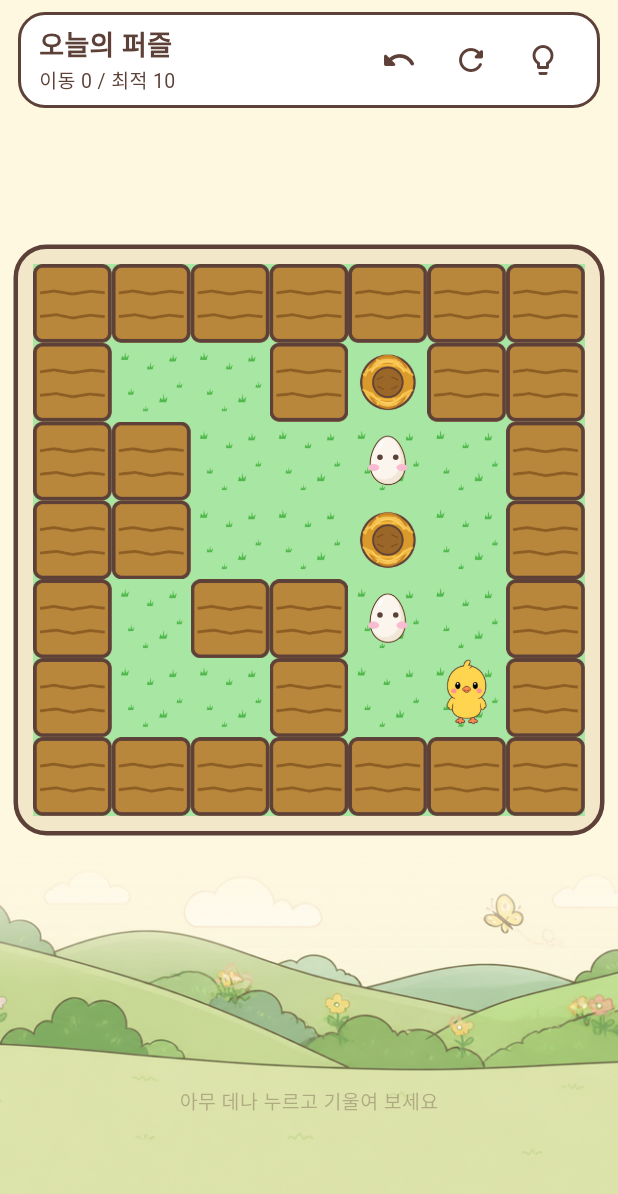
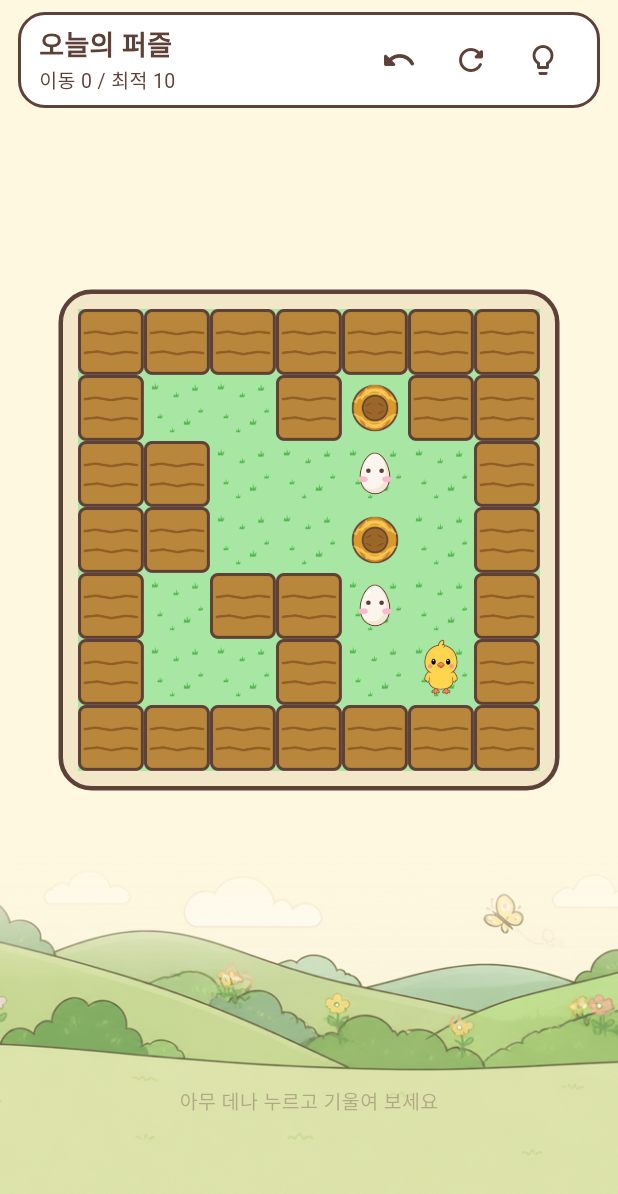
Before and after one commit to Yongminlee2/PiyakPush, a Flutter app: the DailyScreen screen opened directly, after a tap on "도전!", on a phone screen of 412 x 824 dp. Shown: the top 1194 px of the screen. Run offline on Flutter 3.47's test engine with Material 3 defaults, Android fonts, the phone set to English and light mode, and no system bars; our stand-ins replace audioplayers, shared_preferences; accounts and stored records are empty; Roboto replaces fonts that are missing (Jua).

Commit message:
방향키 위치 상향·타일 기준 크기 44 고정 + 조작 방식별 튜토리얼 문구

```diff
--- a/lib/ui/screens/game_screen.dart
+++ b/lib/ui/screens/game_screen.dart
@@ -155,7 +155,7 @@ class _GameScreenState extends State<GameScreen> {
     if (c.deadlocked) return S.deadlockHint;
     switch (widget.level.id) {
       case 'c1s01':
-        return S.tutorial1;
+        return widget.useDpad ? S.tutorial1Dpad : S.tutorial1;
       case 'c1s02':
         return S.tutorial2;
       case 'c1s03':
@@ -194,10 +194,13 @@ class _GameScreenState extends State<GameScreen> {
                               // 패널 안쪽 여백(10*2)과 화면 여백(12*2)을 뺀 뒤 나눈다
                               final avail = Size(
                                   box.maxWidth - 44, box.maxHeight - 44);
-                              final cell = (avail.width / b.width <
+                              // 기준 44 고정 — 판이 그보다 커서 안 들어갈 때만 줄인다.
+                              // (레벨마다 크기가 널뛰지 않게)
+                              final fit = (avail.width / b.width <
                                       avail.height / b.height)
                                   ? avail.width / b.width
                                   : avail.height / b.height;
+                              final cell = fit < 44.0 ? fit : 44.0;
                               return Center(
                                 child: Container(
                                   padding: const EdgeInsets.all(10),
@@ -209,7 +212,7 @@ class _GameScreenState extends State<GameScreen> {
                                   ),
                                   child: BoardView(
                                     board: b,
-                                    cellSize: cell.clamp(20.0, 96.0),
+                                    cellSize: cell.clamp(20.0, 44.0),
                                     chickMood: mood,
                                     hintMoves: _hintMoves,
                                     bumpDir: _bumpDir,
@@ -232,14 +235,18 @@ class _GameScreenState extends State<GameScreen> {
                       ],
                   ),
                 ),
-                SizedBox(
-                  height: 180,
-                  child: widget.useDpad
-                      ? Center(
-                          child:
-                              DPad(onDirDown: holdDir, onRelease: releaseDir))
-                      : Joystick(onDir: holdDir, onRelease: releaseDir),
-                ),
+                // 방향키는 제 키(약 240px)대로 두고 아래 여백으로 띄운다 —
+                // 고정 높이 띠에 넣으면 잘리고 너무 바닥에 붙는다.
+                widget.useDpad
+                    ? Padding(
+                        padding: const EdgeInsets.only(bottom: 36),
+                        child: DPad(onDirDown: holdDir, onRelease: releaseDir),
+                      )
+                    : SizedBox(
+                        height: 180,
+                        child:
+                            Joystick(onDir: holdDir, onRelease: releaseDir),
+                      ),
               ],
             ),
             if (c.cleared)
--- a/lib/ui/strings.dart
+++ b/lib/ui/strings.dart
@@ -37,6 +37,7 @@ abstract final class S {
   static String needMoreClears(int n) => '이 챕터에서 $n개만 더 깨면 다음 챕터가 열려요';
 
   static const tutorial1 = '아래쪽을 누른 채 기울여서 삐약이를 움직여요!';
+  static const tutorial1Dpad = '방향 버튼을 눌러서 삐약이를 움직여요!';
   static const tutorial2 = '알을 밀어서 둥지에 쏙! 넣어주세요';
   static const tutorial3 = '실수했다면 되돌리기를 눌러요';
   static const deadlockHint = '알이 구석에 끼었어요… 되돌리기를 눌러볼까?';
```
